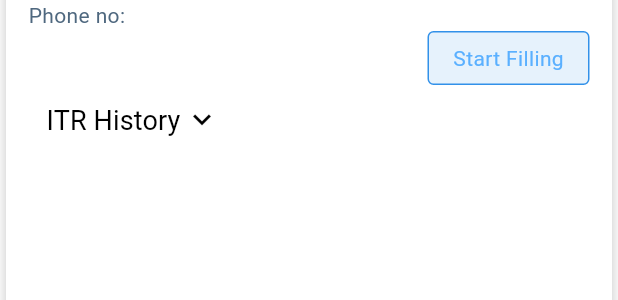
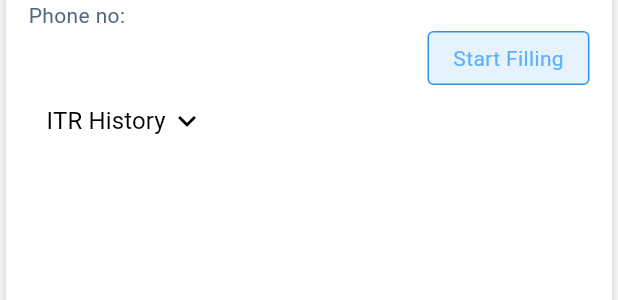
Before and after one commit to null-saurabh/ITR_App, a Flutter app: the SelectPersonCard widget shown alone on an empty page, opened directly with empty values, on a phone screen of 412 x 824 dp. Shown: the part 155-455 px from the top of the screen. Run offline on Flutter 3.47's test engine with Material 3 defaults, Android fonts, the phone set to English and light mode, and no system bars; our stand-ins replace dotted_line, file_picker, flutter_secure_storage, flutter_speed_dial, shared_preferences; missing offline and left inert: razorpay_flutter; accounts and stored records are empty.

Commit message:
pending_itr_failed_text

```diff
--- a/lib/view/screen/pending_itr.dart
+++ b/lib/view/screen/pending_itr.dart
@@ -32,7 +32,7 @@ class PendingItr extends StatelessWidget {
                   } else if (!snapshot.hasData || snapshot.data!.isEmpty) {
                     // print("c");
 
-                    return const Text("No ITR filed");
+                    return const Center(child: Text("There are no Pending ITRs",style: TextStyle(fontSize: 18),));
                   }
                   else{
                     // print("d");
--- a/lib/view/utils/card_select_person.dart
+++ b/lib/view/utils/card_select_person.dart
@@ -252,7 +252,7 @@ class _SelectPersonCardState extends State<SelectPersonCard> {
                     // mainAxisAlignment: MainAxisAlignment.center,
                     crossAxisAlignment: CrossAxisAlignment.start,
                     children: [
-                      Text("ITR History",style: TextStyle(fontSize: 18,color: blackAndWhiteColor(themeMode))),
+                      Text("ITR History",style: TextStyle(fontSize: 16,color: blackAndWhiteColor(themeMode))),
                       const SizedBox(width: 2.5,),
                       RotatedBox(
                           quarterTurns: quarterTurns,
```
